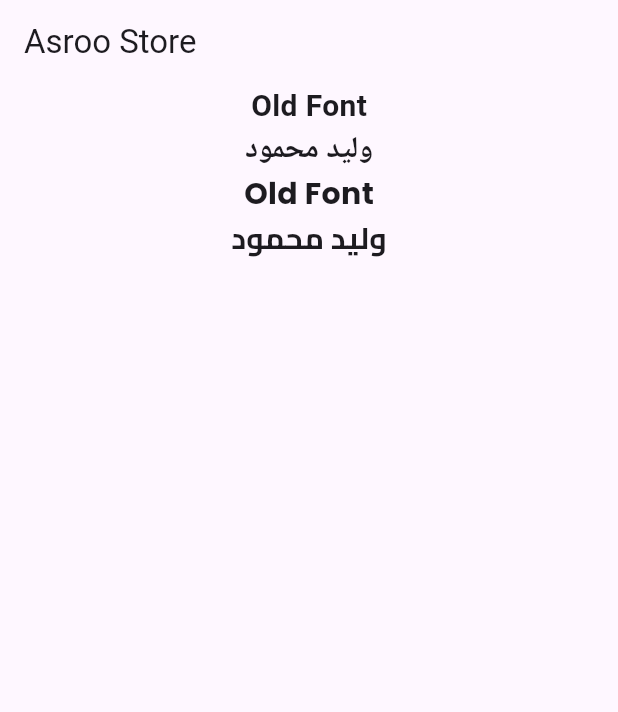
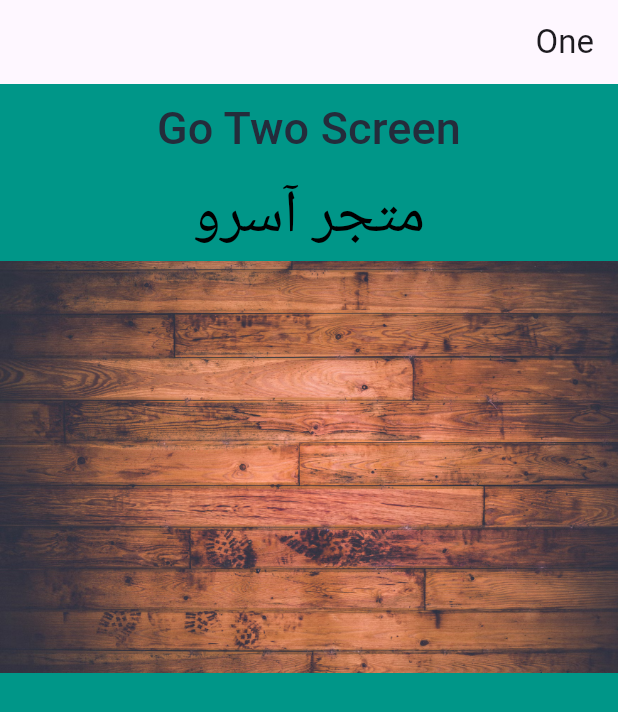
Before and after one commit to Mahmoud-Younes/mahmoud_store, a Flutter app: the screen it shows after launch, on a phone screen of 412 x 824 dp. Shown: the top 712 px of the screen. Run offline on Flutter 3.47's test engine with Material 3 defaults, Android fonts, the phone set to English and light mode, and no system bars; our stand-ins replace connectivity_plus, firebase_core, flutter_dotenv, flutter_screenutil; accounts and stored records are empty.

Commit message:
routes_navigator//theme//localizations

```diff
--- /dev/null
+++ b/lib/core/language/app_localizations.dart
@@ -0,0 +1,40 @@
+import 'dart:convert' show json;
+import 'package:flutter/material.dart';
+import 'package:flutter/services.dart';
+import 'package:mahmoud_store/core/language/app_localizations_delegate.dart';
+
+class AppLocalizations {
+  AppLocalizations(this.locale);
+  final Locale locale;
+
+  // Static method to retrieve the AppLocalizations instance
+  // from the nearest BuildContext.
+  static AppLocalizations? of(BuildContext context) {
+    return Localizations.of<AppLocalizations>(context, AppLocalizations);
+  }
+
+  // Static constant that holds the delegate for this localization.
+  static const LocalizationsDelegate<AppLocalizations> delegate =
+      AppLocalizationsDelegate();
+
+  // Map to store the localized strings.
+  late Map<String, String> _localizedStrings;
+
+  // Method to load the localized strings from JSON files.
+  Future<void> load() async {
+    final jsonString =
+        await rootBundle.loadString('lang/${locale.languageCode}.json');
+
+    final jsonMap = json.decode(jsonString) as Map<String, dynamic>;
+
+    _localizedStrings = jsonMap.map<String, String>((key, value) {
+      return MapEntry(key, value.toString());
+    });
+  }
+
+  // Method to translate a given key into the corresponding localized string.
+  String? translate(String key) => _localizedStrings[key];
+
+  // Getter method to check if the current locale is English.
+  bool get isEnLocale => locale.languageCode == 'en';
+}
--- /dev/null
+++ b/lib/core/language/app_localizations_setup.dart
@@ -0,0 +1,34 @@
+import 'package:flutter/cupertino.dart';
+import 'package:flutter_localizations/flutter_localizations.dart';
+import 'package:mahmoud_store/core/language/app_localizations.dart';
+
+class AppLocalizationsSetup {
+  static const Iterable<Locale> supportedLocales = [
+    Locale('en'),
+    Locale('ar'),
+  ];
+
+  static const Iterable<LocalizationsDelegate<dynamic>> localizationsDelegates =
+      [
+    AppLocalizations.delegate,
+    GlobalMaterialLocalizations.delegate,
+    GlobalWidgetsLocalizations.delegate,
+    GlobalCupertinoLocalizations.delegate,
+    DefaultCupertinoLocalizations.delegate,
+  ];
+
+  static Locale? localeResolutionCallback(
+    Locale? locale,
+    Iterable<Locale>? supportedLocales,
+  ) {
+    // Check if the desired locale is supported
+    for (final supportedLocale in supportedLocales!) {
+      if (supportedLocale.languageCode == locale!.languageCode &&
+          supportedLocale.countryCode == locale.countryCode) {
+        return supportedLocale;
+      }
+    }
+    // If the desired locale is not supported, return the first supported locale
+    return supportedLocales.first;
+  }
+}
--- /dev/null
+++ b/lib/core/language/lang_keys.dart
@@ -0,0 +1,3 @@
+class LangKeys {
+  static const String appName = 'app_name';
+}
--- /dev/null
+++ b/lib/core/routes/app_routes.dart
@@ -0,0 +1,24 @@
+
+import 'package:flutter/material.dart';
+import 'package:mahmoud_store/core/common/screens/under_build_screen.dart';
+import 'package:mahmoud_store/core/routes/base_router.dart';
+import 'package:mahmoud_store/test_one_screen.dart';
+import 'package:mahmoud_store/test_two_screen.dart';
+
+class AppRoutes {
+  static const String testOne = 'testOne';
+  static const String testTwo = 'testTwo';
+
+  static Route<void> onGenerateRoute(RouteSettings settings) {
+    final args = settings.arguments;
+    switch (settings.name) {
+      case testOne:
+        return BaseRoute(page: const TestOneScreen());
+      case testTwo:
+        return BaseRoute(page: const TestTwoScreen());
+
+      default:
+        return BaseRoute(page: const PageUnderBuildScreen());
+    }
+  }
+}
--- /dev/null
+++ b/lib/core/routes/base_router.dart
@@ -0,0 +1,26 @@
+import 'package:flutter/material.dart';
+
+class BaseRoute extends PageRouteBuilder<dynamic> {
+  BaseRoute({required this.page})
+      : super(
+          pageBuilder: (BuildContext context, Animation<double> animation,
+                  Animation<double> secondaryAnimation) =>
+              Stack(children: [page]),
+          transitionsBuilder: (BuildContext context,
+              Animation<double> animation,
+              Animation<double> secondaryAnimation,
+              Widget widget) {
+            const begin = 0.0;
+            const end = 1.0;
+            final tween = Tween(begin: begin, end: end);
+            final caurvesanimation = CurvedAnimation(
+                parent: animation, curve: Curves.linearToEaseOut);
+
+            return ScaleTransition(
+              scale: tween.animate(caurvesanimation),
+              child: widget,
+            );
+          },
+        );
+  Widget page;
+}
--- /dev/null
+++ b/lib/core/style/colors/color_dark.dart
@@ -0,0 +1,5 @@
+import 'package:flutter/material.dart';
+
+class ColorsDark {
+  static const Color mainColor = Color(0xFF242C3B);
+}
--- /dev/null
+++ b/lib/core/style/colors/color_light.dart
@@ -0,0 +1,5 @@
+import 'package:flutter/material.dart';
+
+class ColorsLight {
+  static const Color mainColor = Color(0xffFFFFFF);
+}
--- a/lib/core/style/images/app_images.dart
+++ b/lib/core/style/images/app_images.dart
@@ -1,3 +1,8 @@
 class AppImages {
   static const String noNetwork = 'assets/images/core/no_network.jpg';
+  static const String pageUnderBuild =
+      'assets/images/core/page_under_build.jpg';
+  static const String testDark = 'assets/images/core/dark_test_image.png';
+  static const String testLight = 'assets/images/core/light_test_image.png';
+
 }
--- /dev/null
+++ b/lib/core/style/theme/app_theme.dart
@@ -0,0 +1,21 @@
+import 'package:flutter/material.dart';
+import 'package:mahmoud_store/core/style/colors/color_dark.dart';
+import 'package:mahmoud_store/core/style/colors/color_light.dart';
+import 'package:mahmoud_store/core/style/theme/color_extension.dart';
+import 'package:mahmoud_store/core/style/theme/image_extension.dart';
+
+ThemeData themeDark() {
+  return ThemeData(
+    scaffoldBackgroundColor: ColorsDark.mainColor,
+    extensions: const <ThemeExtension<dynamic>>[MyColors.dark, MyImages.dark],
+    useMaterial3: true,
+  );
+}
+
+ThemeData themeLight() {
+  return ThemeData(
+    scaffoldBackgroundColor: ColorsLight.mainColor,
+    extensions: const <ThemeExtension<dynamic>>[MyColors.light, MyImages.light],
+    useMaterial3: true,
+  );
+}
--- a/lib/mahmoud_store.dart
+++ b/lib/mahmoud_store.dart
@@ -3,18 +3,18 @@ import 'package:flutter_screenutil/flutter_screenutil.dart';
 import 'package:mahmoud_store/core/app/connectivity_controller.dart';
 import 'package:mahmoud_store/core/app/env.variables.dart';
 import 'package:mahmoud_store/core/common/screens/no_network_screen.dart';
-import 'package:mahmoud_store/core/style/fonts/font_family_helper.dart';
-import 'package:mahmoud_store/core/style/fonts/font_weight_helper.dart';
+import 'package:mahmoud_store/core/language/app_localizations_setup.dart';
+import 'package:mahmoud_store/core/routes/app_routes.dart';
+import 'package:mahmoud_store/core/style/theme/app_theme.dart';
 
 class MahmoudStore extends StatelessWidget {
   const MahmoudStore({super.key});
 
   @override
-
   Widget build(BuildContext context) {
     return ValueListenableBuilder(
       valueListenable: ConnectivityController.instance.isConnected,
-      builder: (_, value,_) {
+      builder: (_, value, _) {
         if (value) {
           return ScreenUtilInit(
             designSize: const Size(375, 812),
@@ -22,65 +22,33 @@ class MahmoudStore extends StatelessWidget {
             child: MaterialApp(
               title: 'Asroo Store',
               debugShowCheckedModeBanner: EnvVariable.instance.debugMode,
-              theme: ThemeData(
-                colorScheme: ColorScheme.fromSeed(seedColor: Colors.deepPurple),
-                useMaterial3: true,
-              ),
+              theme: themeDark(),
+              //TODO: Change to themeLight() for light mode
+              locale: const Locale(
+                'ar',
+              ), //TODO: Change to Locale('en') for English
+              supportedLocales: AppLocalizationsSetup.supportedLocales,
+              localizationsDelegates:
+                  AppLocalizationsSetup.localizationsDelegates,
+              localeResolutionCallback:
+                  AppLocalizationsSetup.localeResolutionCallback,
               builder: (context, widget) {
-                return Scaffold(
+                return GestureDetector(
+                  onTap: () {
+                    FocusManager.instance.primaryFocus?.unfocus();
+                  },
+                  child: Scaffold(
                     body: Builder(
                       builder: (context) {
                         ConnectivityController.instance.init();
                         return widget!;
                       },
                     ),
+                  ),
                 );
               },
-              home: Scaffold(
-                appBar: AppBar(
-                  title: const Text('Asroo Store'),
-                ),
-                body: const Center(
-                  child: Column(
-                    children: [
-                      // Old
-                      Text(
-                        'Old Font',
-                        style: TextStyle(
-                          fontSize: 20,
-                          fontWeight: FontWeight.w700,
-                        ),
-                      ),
-                      Text(
-                        'وليد محمود',
-                        style: TextStyle(
-                          fontSize: 20,
-                          fontWeight: FontWeight.w700,
-                        ),
-                      ),
-                      // New
-
-                      Text(
-                        'Old Font',
-                        style: TextStyle(
-                          fontSize: 20,
-                          fontFamily: FontFamilyHelper.poppinsEnglish,
-                          fontWeight: FontWeightHelper.bold,
-                        ),
-                      ),
-
-                      Text(
-                        'وليد محمود',
-                        style: TextStyle(
-                          fontSize: 20,
-                          fontFamily: FontFamilyHelper.cairoArabic,
-                          fontWeight: FontWeightHelper.bold,
-                        ),
-                      ),
-                    ],
-                  ),
-                ),
-              ),
+              onGenerateRoute: AppRoutes.onGenerateRoute,
+              initialRoute: AppRoutes.testOne,
             ),
           );
         } else {
--- /dev/null
+++ b/lib/test_one_screen.dart
@@ -0,0 +1,42 @@
+import 'package:flutter/material.dart';
+import 'package:mahmoud_store/core/extensions/context_extension.dart';
+import 'package:mahmoud_store/core/language/lang_keys.dart';
+import 'package:mahmoud_store/core/routes/app_routes.dart';
+
+class TestOneScreen extends StatelessWidget {
+  const TestOneScreen({super.key});
+
+  @override
+  Widget build(BuildContext context) {
+    return Scaffold(
+      backgroundColor: Colors.teal,
+      appBar: AppBar(
+        title: const Text('One'),
+      ),
+      body: Column(
+        children: [
+          Center(
+            child: TextButton(
+              onPressed: () {
+                context.pushName(AppRoutes.testTwo);
+              },
+              child: Text(
+                'Go Two Screen',
+                style: TextStyle(
+                  color: context.color.mainColor,
+                  fontSize: 30,
+                ),
+              ),
+            ),
+          ),
+          Text(
+            context.translate(LangKeys.appName),
+            style: const TextStyle(color: Colors.black, fontSize: 40),
+          ),
+
+          Image.asset(context.assets.testImage ?? '')
+        ],
+      ),
+    );
+  }
+}
```
Also changed, not shown: lib/core/common/screens/under_build_screen.dart (added, +22 -0 lines), lib/core/extensions/context_extension.dart (added, +41 -0 lines), lib/core/language/app_localizations_delegate.dart (added, +25 -0 lines), lib/core/style/theme/color_extension.dart (added, +42 -0 lines), lib/core/style/theme/image_extension.dart (added, +41 -0 lines), lib/test_two_screen.dart (added, +15 -0 lines), assets/images/core/dark_test_image.png (added), assets/images/core/light_test_image.png (added). Lines whose indentation alone changed are shown as unchanged.
